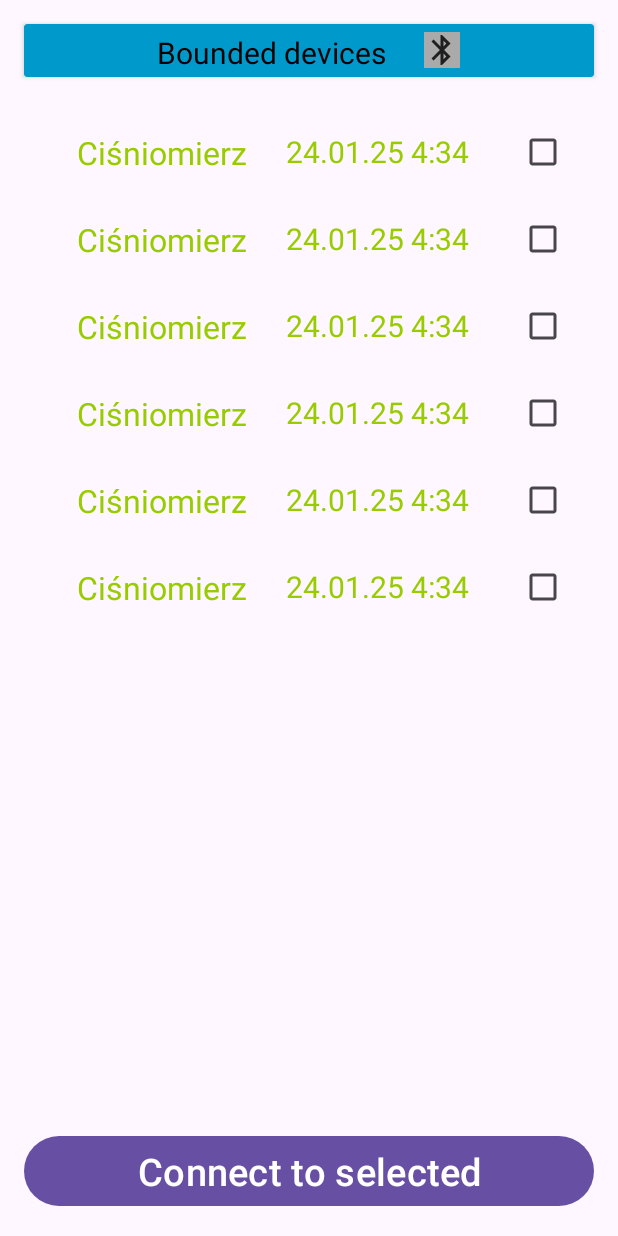
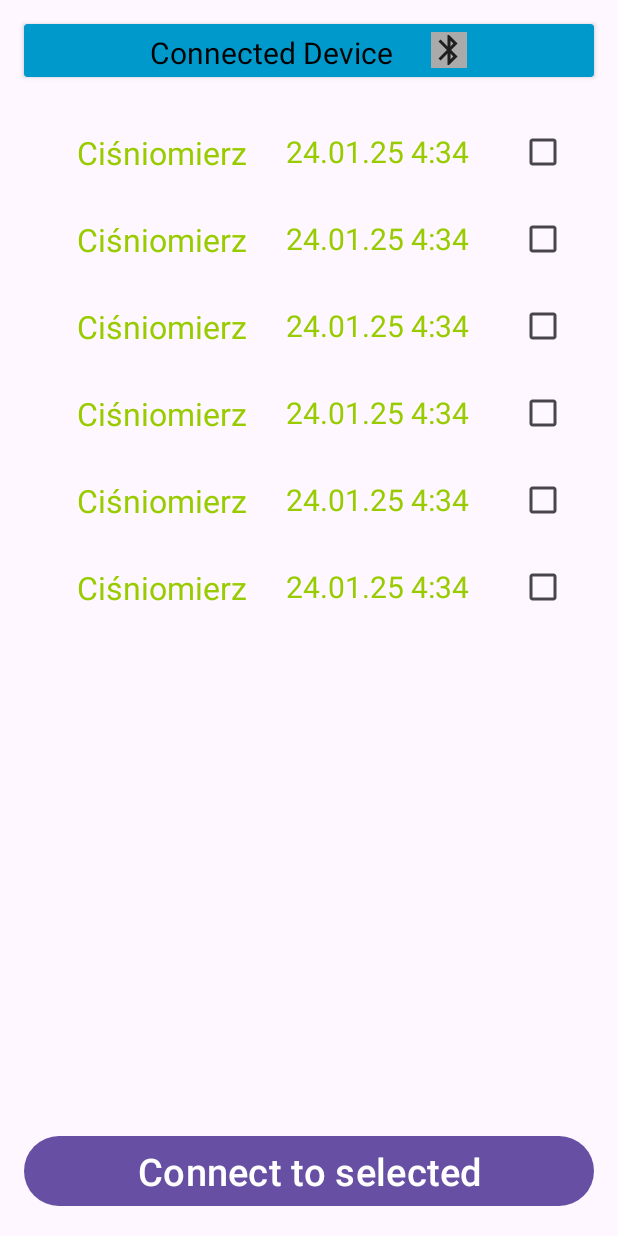
Before and after one commit to DerekBurned/BluetoothGattServer, an Android app: the layout activity_main.xml on its own in the app's theme, with its tools: preview values and no code run, on a phone screen of 412 x 824 dp. Run offline under Robolectric (Android 15) with nearby library versions, the phone set to English and light mode, and no system bars.

Commit message:
zostal zmieniony textView text "Connected Device"

```diff
--- a/app/src/main/res/layout/activity_main.xml
+++ b/app/src/main/res/layout/activity_main.xml
@@ -32,7 +32,7 @@
                 android:layout_height="match_parent"
                 android:layout_marginEnd="25dp"
                 android:gravity="center"
-                android:text="@string/connected_devices_text_view"
+                android:text="@string/connected_device"
                 android:textAlignment="center"
                 android:textColor="@color/black"
                 android:textSize="20sp" />
--- a/app/src/main/res/values/strings.xml
+++ b/app/src/main/res/values/strings.xml
@@ -8,4 +8,5 @@
     <string name="discovery">discovery</string>
     <string name="button_send_info">Send info</string>
     <string name="example_hint">Enter ...</string>
+    <string name="connected_device">Connected Device</string>
 </resources>
```
